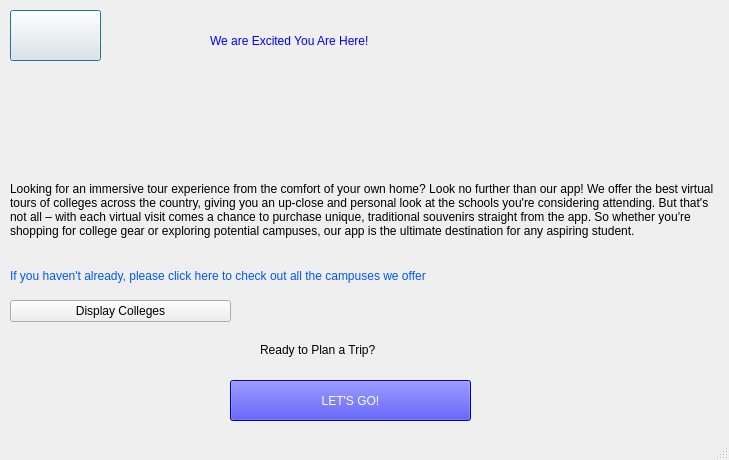
Above: userinterface.ui from Ling2251/CS1D-College-Tour before the change. Below: the same form after it.
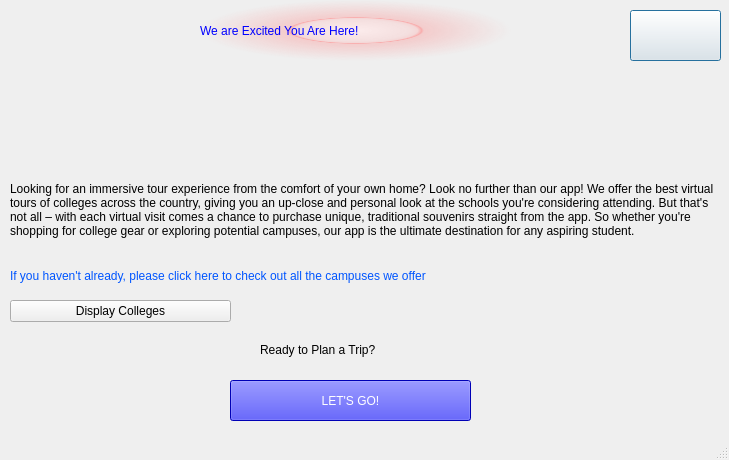
That is the form after the change. Icons and pictures are not drawn.

What changed in the file:
```diff
--- a/userinterface.ui
+++ b/userinterface.ui
@@ -19,7 +19,7 @@
   <widget class="QPushButton" name="mainpage">
    <property name="geometry">
     <rect>
-     <x>10</x>
+     <x>630</x>
      <y>10</y>
      <width>91</width>
      <height>51</height>
@@ -114,15 +114,16 @@
   <widget class="QLabel" name="label_3">
    <property name="geometry">
     <rect>
-     <x>210</x>
-     <y>10</y>
+     <x>200</x>
+     <y>0</y>
      <width>311</width>
      <height>61</height>
     </rect>
    </property>
    <property name="styleSheet">
     <string notr="true">font: 600 18pt &quot;Segoe UI Variable Display Semib&quot;;
-color: rgb(0, 0, 255);</string>
+color: rgb(0, 0, 255);
+background-color: qradialgradient(spread:pad, cx:0.5, cy:0.5, radius:0.5, fx:0.5, fy:0.5, stop:0 rgba(255, 235, 235, 206), stop:0.35 rgba(255, 188, 188, 80), stop:0.4 rgba(255, 162, 162, 80), stop:0.425 rgba(255, 132, 132, 156), stop:0.44 rgba(252, 128, 128, 80), stop:1 rgba(255, 255, 255, 0));</string>
    </property>
    <property name="text">
     <string>We are Excited You Are Here! </string>
```
Left out of the diff: 3 changed lines with no effect on the pictures.
